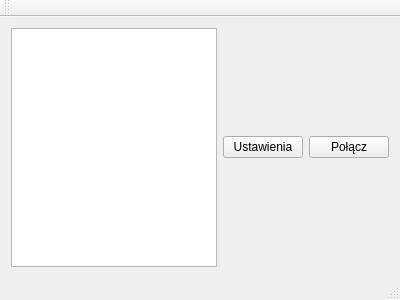
This is mainwindow.ui in annahennig/ERTCudQt as Qt 5 draws it before an edit. The edited form follows.
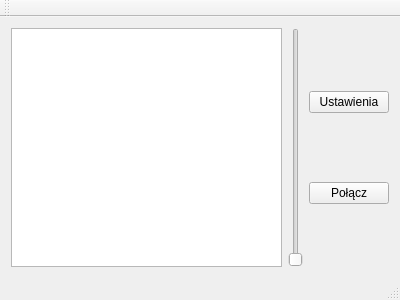
This is the edited form.

Diff of the .ui file:
```diff
--- a/mainwindow.ui
+++ b/mainwindow.ui
@@ -19,6 +19,15 @@
      <widget class="QPlainTextEdit" name="plainTextEditLog"/>
     </item>
     <item>
+     <widget class="QSlider" name="verticalSliderPion">
+      <property name="orientation">
+       <enum>Qt::Vertical</enum>
+      </property>
+     </widget>
+    </item>
+    <item>
+     <layout class="QVBoxLayout" name="verticalLayout">
+      <item>
      <widget class="QPushButton" name="pushButtonPreferences">
       <property name="text">
        <string>Ustawienia</string>
@@ -31,6 +40,8 @@
        <string>Połącz</string>
       </property>
      </widget>
+      </item>
+     </layout>
     </item>
    </layout>
   </widget>
```
Lines whose indentation alone changed are shown as unchanged.
